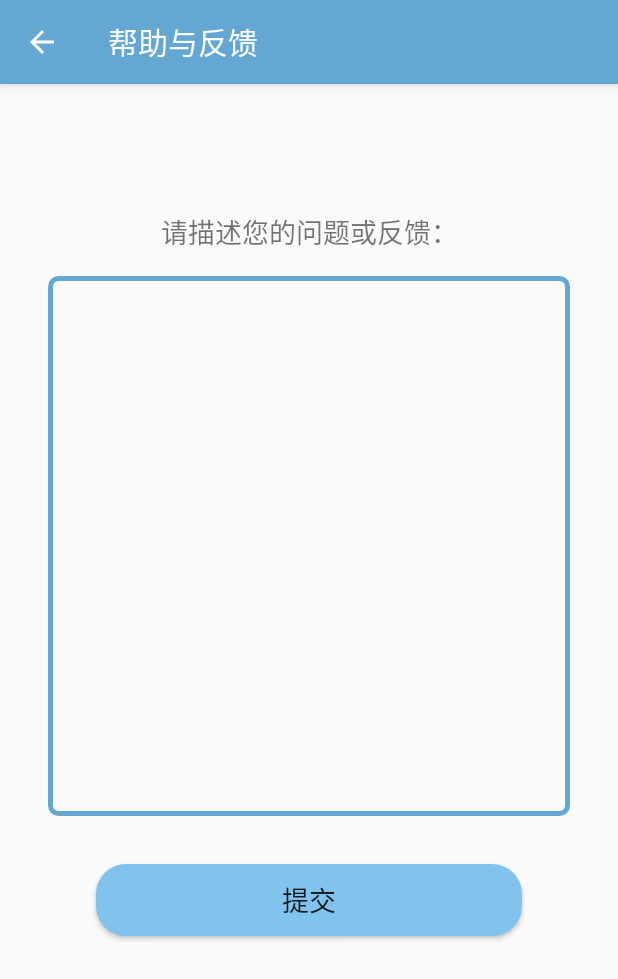
After one commit to seekerzhouk/AccountBook, an Android app: the FeedbackActivity screen opened directly, with no data from a screen before it, on a phone screen of 412 x 824 dp. The commit adds this screen. Shown: the top 979 px of the screen. Run offline under Robolectric (Android 15) with nearby library versions, the phone set to English and light mode, and no system bars; libraries missing offline, so code that uses them is left out: cn.leancloud.

Commit message:
[implementation] 帮助与反馈。

```diff
--- a/app/src/main/AndroidManifest.xml
+++ b/app/src/main/AndroidManifest.xml
@@ -12,7 +12,6 @@
     <uses-permission android:name="android.permission.ACCESS_NETWORK_STATE" />
     <uses-permission android:name="android.permission.READ_PHONE_STATE" />
     <uses-permission android:name="android.permission.ACCESS_WIFI_STATE" />
-    <!-- LeanCloud基本模块（必须）END -->
 
     <application
         android:name=".MyApplication"
@@ -23,6 +22,9 @@
         android:supportsRtl="true"
         android:theme="@style/AppTheme"
         tools:ignore="GoogleAppIndexingWarning">
+        <activity
+            android:name=".ui.options.FeedbackActivity"
+            android:label="@string/help_and_feedback" />
         <activity
             android:name=".ui.options.AboutActivity"
             android:label="@string/about" />
--- /dev/null
+++ b/app/src/main/java/com/seekerzhouk/accountbook/room/Feedback.kt
@@ -0,0 +1,5 @@
+package com.seekerzhouk.accountbook.room
+
+class Feedback(val userName:String, val description:String) {
+
+}
--- a/app/src/main/java/com/seekerzhouk/accountbook/ui/me/MeFragment.kt
+++ b/app/src/main/java/com/seekerzhouk/accountbook/ui/me/MeFragment.kt
@@ -69,6 +69,10 @@ class MeFragment : Fragment() {
             }
         }
 
+        cl_help_and_feedback.setOnClickListener {
+            findNavController().navigate(R.id.action_navigation_me_to_feedBackActivity)
+        }
+
         textViewClickToLogin.setOnClickListener {
             startActivityForResult(
                 Intent(requireContext(), LoginActivity::class.java),
@@ -104,7 +108,7 @@ class MeFragment : Fragment() {
         ).let {
             if (it == null) {
                 toolbar_imageView.setImageResource(R.drawable.src_avatar)
-            }else{
+            } else {
                 toolbar_imageView.setImageBitmap(it)
             }
         }
--- /dev/null
+++ b/app/src/main/java/com/seekerzhouk/accountbook/ui/options/FeedbackActivity.kt
@@ -0,0 +1,29 @@
+package com.seekerzhouk.accountbook.ui.options
+
+import android.os.Bundle
+import android.widget.Toast
+import cn.leancloud.AVObject
+import cn.leancloud.AVUser
+import com.seekerzhouk.accountbook.R
+import com.seekerzhouk.accountbook.room.Feedback
+import kotlinx.android.synthetic.main.activity_feed_back.*
+
+class FeedbackActivity : OptionActivity() {
+    override fun onCreate(savedInstanceState: Bundle?) {
+        super.onCreate(savedInstanceState)
+        setContentView(R.layout.activity_feed_back)
+        feedback_submit.setOnClickListener {
+            submitFeedback()
+            Toast.makeText(this, getString(R.string.bg_submit), Toast.LENGTH_SHORT).show()
+        }
+    }
+
+    private fun submitFeedback() {
+        AVObject(Feedback::class.simpleName).apply {
+            put("user", AVUser.getCurrentUser())
+            put("userName", AVUser.getCurrentUser().username)
+            put("description", editTextTextMultiLine.text.toString())
+            saveEventually()
+        }
+    }
+}
--- a/app/src/main/java/com/seekerzhouk/accountbook/ui/options/LoginActivity.kt
+++ b/app/src/main/java/com/seekerzhouk/accountbook/ui/options/LoginActivity.kt
@@ -19,13 +19,11 @@ fun <F : Fragment> AppCompatActivity.getFragment(fragmentClass: Class<F>): F? {
     return null
 }
 
-class LoginActivity : AppCompatActivity() {
+class LoginActivity : OptionActivity() {
 
     override fun onCreate(savedInstanceState: Bundle?) {
         super.onCreate(savedInstanceState)
         setContentView(R.layout.activity_login)
-        // 显示左上角返回按钮
-        supportActionBar?.setDisplayHomeAsUpEnabled(true)
     }
 
     override fun onOptionsItemSelected(item: MenuItem): Boolean {
@@ -39,6 +37,6 @@ class LoginActivity : AppCompatActivity() {
                 }
             }
         }
-        return super.onOptionsItemSelected(item)
+        return false
     }
 }
--- /dev/null
+++ b/app/src/main/java/com/seekerzhouk/accountbook/ui/options/OptionActivity.kt
@@ -0,0 +1,19 @@
+package com.seekerzhouk.accountbook.ui.options
+
+import android.os.Bundle
+import android.view.MenuItem
+import androidx.appcompat.app.AppCompatActivity
+
+open class OptionActivity: AppCompatActivity() {
+    override fun onCreate(savedInstanceState: Bundle?) {
+        super.onCreate(savedInstanceState)
+        supportActionBar?.setDisplayHomeAsUpEnabled(true)
+    }
+
+    override fun onOptionsItemSelected(item: MenuItem): Boolean {
+        when (item.itemId) {
+            android.R.id.home -> finish()
+        }
+        return super.onOptionsItemSelected(item)
+    }
+}
--- a/app/src/main/res/drawable/button_login_selector.xml
+++ b/app/src/main/res/drawable/button_common_selector.xml
@@ -1,7 +1,7 @@
 <?xml version="1.0" encoding="utf-8"?>
 <selector xmlns:android="http://schemas.android.com/apk/res/android">
     <!-- Button正常状态下的背景 -->
-    <item android:drawable="@drawable/button_login_shape_normal" android:state_pressed="false" />
+    <item android:drawable="@drawable/button_common_shape_normal" android:state_pressed="false" />
     <!-- Button按下时的背景 -->
-    <item android:drawable="@drawable/button_login_shape_pressed" android:state_pressed="true" />
+    <item android:drawable="@drawable/button_common_shape_pressed" android:state_pressed="true" />
 </selector>
--- /dev/null
+++ b/app/src/main/res/drawable/feed_back_text_bg.xml
@@ -0,0 +1,7 @@
+<?xml version="1.0" encoding="utf-8"?>
+<shape xmlns:android="http://schemas.android.com/apk/res/android">
+    <corners android:radius="@dimen/feed_back_text_bg_corners" />
+    <stroke
+        android:color="@color/feed_back_text_bg_color"
+        android:width="@dimen/feed_back_text_bg_width" />
+</shape>
--- /dev/null
+++ b/app/src/main/res/layout/activity_feed_back.xml
@@ -0,0 +1,53 @@
+<?xml version="1.0" encoding="utf-8"?>
+<androidx.constraintlayout.widget.ConstraintLayout xmlns:android="http://schemas.android.com/apk/res/android"
+    xmlns:app="http://schemas.android.com/apk/res-auto"
+    xmlns:tools="http://schemas.android.com/tools"
+    android:layout_width="match_parent"
+    android:layout_height="match_parent"
+    tools:context=".ui.options.FeedbackActivity">
+
+    <TextView
+        android:id="@+id/textView2"
+        android:layout_width="wrap_content"
+        android:layout_height="wrap_content"
+        android:layout_marginBottom="16dp"
+        android:text="@string/input_your_feedback"
+        android:textSize="18sp"
+        app:layout_constraintBottom_toTopOf="@+id/editTextTextMultiLine"
+        app:layout_constraintEnd_toEndOf="parent"
+        app:layout_constraintStart_toStartOf="parent" />
+
+    <EditText
+        android:id="@+id/editTextTextMultiLine"
+        android:layout_width="0dp"
+        android:layout_height="0dp"
+        android:layout_marginStart="32dp"
+        android:layout_marginTop="128dp"
+        android:layout_marginEnd="32dp"
+        android:layout_marginBottom="32dp"
+        android:background="@drawable/feed_back_text_bg"
+        android:ems="10"
+        android:gravity="start|top"
+        android:inputType="textMultiLine"
+        android:padding="8dp"
+        app:layout_constraintBottom_toTopOf="@+id/feedback_submit"
+        app:layout_constraintEnd_toEndOf="parent"
+        app:layout_constraintStart_toStartOf="parent"
+        app:layout_constraintTop_toTopOf="parent" />
+
+    <Button
+        android:id="@+id/feedback_submit"
+        android:layout_width="0dp"
+        android:layout_height="wrap_content"
+        android:layout_marginStart="64dp"
+        android:layout_marginEnd="64dp"
+        android:layout_marginBottom="200dp"
+        android:background="@drawable/button_common_selector"
+        android:text="@string/submit"
+        android:textSize="18sp"
+        app:layout_constraintBottom_toBottomOf="parent"
+        app:layout_constraintEnd_toEndOf="parent"
+        app:layout_constraintHorizontal_bias="0.498"
+        app:layout_constraintStart_toStartOf="parent" />
+
+</androidx.constraintlayout.widget.ConstraintLayout>
--- a/app/src/main/res/layout/fragment_login.xml
+++ b/app/src/main/res/layout/fragment_login.xml
@@ -59,7 +59,7 @@
         android:layout_width="283dp"
         android:layout_height="wrap_content"
         android:layout_marginTop="32dp"
-        android:background="@drawable/button_login_selector"
+        android:background="@drawable/button_common_selector"
         android:text="登陆"
         android:textSize="18sp"
         app:layout_constraintEnd_toEndOf="parent"
--- a/app/src/main/res/layout/fragment_sign_up.xml
+++ b/app/src/main/res/layout/fragment_sign_up.xml
@@ -67,7 +67,7 @@
             android:layout_marginStart="64dp"
             android:layout_marginTop="32dp"
             android:layout_marginEnd="64dp"
-            android:background="@drawable/button_login_selector"
+            android:background="@drawable/button_common_selector"
             android:text="注册"
             android:textSize="18sp"
             app:layout_constraintEnd_toEndOf="parent"
--- a/app/src/main/res/values/colors.xml
+++ b/app/src/main/res/values/colors.xml
@@ -31,4 +31,6 @@
     <color name="pie_view_7">#69A9C6</color>
     <color name="pie_view_8">#DCB67E</color>
     <!-- end   pieView的颜色-->
+
+    <color name="feed_back_text_bg_color">#64A7D3</color>
 </resources>
--- a/app/src/main/res/values/dimens.xml
+++ b/app/src/main/res/values/dimens.xml
@@ -4,4 +4,8 @@
     <dimen name="activity_vertical_margin">16dp</dimen>
 
     <dimen name="title_bar_height">40dp</dimen>
+    <dimen name="feed_back_text_bg_corners">5dp</dimen>
+    <dimen name="feed_back_text_bg_width">3dp</dimen>
+
+
 </resources>
--- a/app/src/main/res/values/strings.xml
+++ b/app/src/main/res/values/strings.xml
@@ -33,8 +33,13 @@
     <string name="sync_data">同步数据</string>
     <string name="sync_data_message">确定同步云端数据吗？</string>
     <string name="git_hub_link">https://github.com/seekerzhouk/AccountBook</string>
-    <string name="author">seekerzhouk</string>
+    <string name="author_name">seekerzhouk</string>
     <string name="network_disconnected">网络不可用，请检查网络连接！</string>
     <string name="bg_pic_suffix">_bg_pic.png</string>
-
+    <string name="version">version:</string>
+    <string name="author_string">作者：</string>
+    <string name="git_hub">GitHub：</string>
+    <string name="input_your_feedback">请描述您的问题或反馈：</string>
+    <string name="submit">提交</string>
+    <string name="bg_submit">您的反馈已成功提交！</string>
 </resources>
```
Also changed, not shown: app/src/main/java/com/seekerzhouk/accountbook/ui/options/AboutActivity.kt (+1 -11 lines), app/src/main/res/layout/activity_about.xml (+5 -6 lines), app/src/main/res/navigation/mobile_navigation.xml (+8 -0 lines), app/src/main/res/drawable/button_common_shape_normal.xml (renamed from app/src/main/res/drawable/button_login_shape_normal.xml), app/src/main/res/drawable/button_common_shape_pressed.xml (renamed from app/src/main/res/drawable/button_login_shape_pressed.xml).
